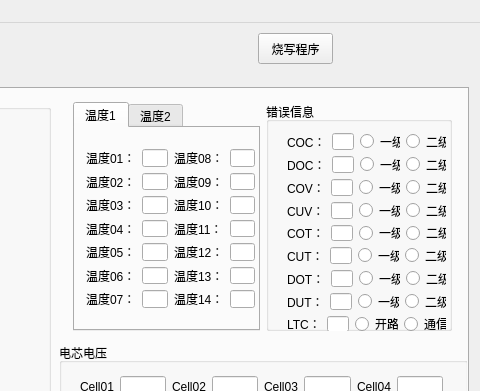
Above: mainwindow.ui from zhuyanliang/GlobelCanTools before the change; both pictures show x 612 to 1092 and y 0 to 391 of the 1092 by 671 pixel window. Below: the same form after it.
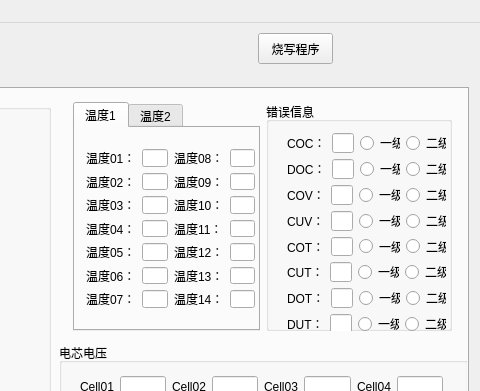
That is the form after the change.

Diff of the .ui file:
```diff
--- a/mainwindow.ui
+++ b/mainwindow.ui
@@ -544,7 +544,7 @@
             <x>10</x>
             <y>20</y>
             <width>181</width>
-            <height>221</height>
+            <height>248</height>
            </rect>
           </property>
           <layout class="QVBoxLayout" name="verticalLayout_2">
```
